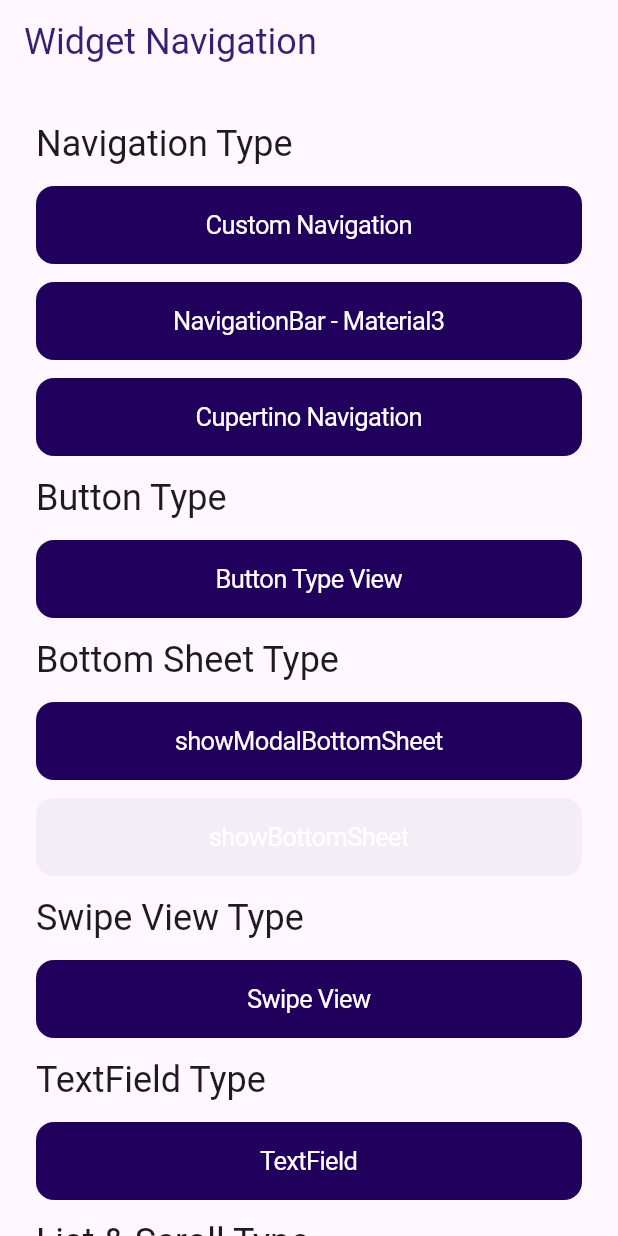
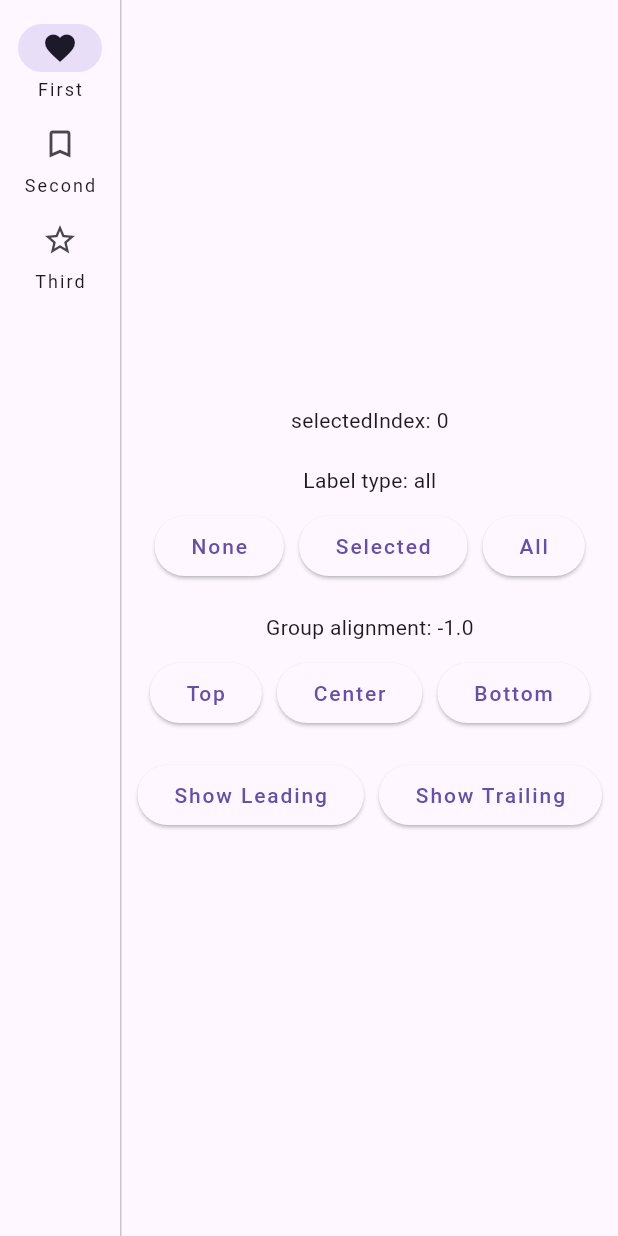
Before and after one commit to techighpark/flutter-starter-pack, a Flutter app: the screen it shows after launch, on a phone screen of 412 x 824 dp. Run offline on Flutter 3.47's test engine with Material 2 defaults, Android fonts, the phone set to English and light mode, and no system bars; our stand-ins replace flutter_riverpod, go_router, google_fonts.

Commit message:
widget of this week [NavigationRail], [Draggable], [DragTarget], [PhysicalModel]

```diff
--- /dev/null
+++ b/lib/features/others/navigation_rail_view.dart
@@ -0,0 +1,171 @@
+import 'package:flutter/material.dart';
+
+class NavigationRailView extends StatefulWidget {
+  static String routeUrl = '/nav-rail';
+  static String routeName = 'navRail';
+  const NavigationRailView({super.key});
+
+  @override
+  State<NavigationRailView> createState() => _NavigationRailViewState();
+}
+
+class _NavigationRailViewState extends State<NavigationRailView> {
+  int _selectedIndex = 0;
+  NavigationRailLabelType labelType = NavigationRailLabelType.all;
+  bool showLeading = false;
+  bool showTrailing = false;
+  double groupAlignment = -1.0;
+  @override
+  Widget build(BuildContext context) {
+    return Scaffold(
+      body: SafeArea(
+        child: Row(
+          children: <Widget>[
+            NavigationRail(
+              selectedIndex: _selectedIndex,
+              groupAlignment: groupAlignment,
+              onDestinationSelected: (int index) {
+                setState(() {
+                  _selectedIndex = index;
+                });
+              },
+              labelType: labelType,
+              leading: showLeading
+                  ? FloatingActionButton(
+                      elevation: 0,
+                      onPressed: () {
+                        // Add your onPressed code here!
+                      },
+                      child: const Icon(Icons.add),
+                    )
+                  : const SizedBox(),
+              trailing: showTrailing
+                  ? IconButton(
+                      onPressed: () {
+                        // Add your onPressed code here!
+                      },
+                      icon: const Icon(Icons.more_horiz_rounded),
+                    )
+                  : const SizedBox(),
+              destinations: const <NavigationRailDestination>[
+                NavigationRailDestination(
+                  icon: Icon(Icons.favorite_border),
+                  selectedIcon: Icon(Icons.favorite),
+                  label: Text('First'),
+                ),
+                NavigationRailDestination(
+                  icon: Icon(Icons.bookmark_border),
+                  selectedIcon: Icon(Icons.book),
+                  label: Text('Second'),
+                ),
+                NavigationRailDestination(
+                  icon: Icon(Icons.star_border),
+                  selectedIcon: Icon(Icons.star),
+                  label: Text('Third'),
+                ),
+              ],
+            ),
+            const VerticalDivider(thickness: 1, width: 1),
+            // This is the main content.
+            Expanded(
+              child: Column(
+                mainAxisAlignment: MainAxisAlignment.center,
+                children: <Widget>[
+                  Text('selectedIndex: $_selectedIndex'),
+                  const SizedBox(height: 20),
+                  Text('Label type: ${labelType.name}'),
+                  const SizedBox(height: 10),
+                  OverflowBar(
+                    spacing: 10.0,
+                    children: <Widget>[
+                      ElevatedButton(
+                        onPressed: () {
+                          setState(() {
+                            labelType = NavigationRailLabelType.none;
+                          });
+                        },
+                        child: const Text('None'),
+                      ),
+                      ElevatedButton(
+                        onPressed: () {
+                          setState(() {
+                            labelType = NavigationRailLabelType.selected;
+                          });
+                        },
+                        child: const Text('Selected'),
+                      ),
+                      ElevatedButton(
+                        onPressed: () {
+                          setState(() {
+                            labelType = NavigationRailLabelType.all;
+                          });
+                        },
+                        child: const Text('All'),
+                      ),
+                    ],
+                  ),
+                  const SizedBox(height: 20),
+                  Text('Group alignment: $groupAlignment'),
+                  const SizedBox(height: 10),
+                  OverflowBar(
+                    spacing: 10.0,
+                    children: <Widget>[
+                      ElevatedButton(
+                        onPressed: () {
+                          setState(() {
+                            groupAlignment = -1.0;
+                          });
+                        },
+                        child: const Text('Top'),
+                      ),
+                      ElevatedButton(
+                        onPressed: () {
+                          setState(() {
+                            groupAlignment = 0.0;
+                          });
+                        },
+                        child: const Text('Center'),
+                      ),
+                      ElevatedButton(
+                        onPressed: () {
+                          setState(() {
+                            groupAlignment = 1.0;
+                          });
+                        },
+                        child: const Text('Bottom'),
+                      ),
+                    ],
+                  ),
+                  const SizedBox(height: 20),
+                  OverflowBar(
+                    spacing: 10.0,
+                    children: <Widget>[
+                      ElevatedButton(
+                        onPressed: () {
+                          setState(() {
+                            showLeading = !showLeading;
+                          });
+                        },
+                        child:
+                            Text(showLeading ? 'Hide Leading' : 'Show Leading'),
+                      ),
+                      ElevatedButton(
+                        onPressed: () {
+                          setState(() {
+                            showTrailing = !showTrailing;
+                          });
+                        },
+                        child: Text(
+                            showTrailing ? 'Hide Trailing' : 'Show Trailing'),
+                      ),
+                    ],
+                  ),
+                ],
+              ),
+            ),
+          ],
+        ),
+      ),
+    );
+  }
+}
--- a/lib/features/widget_navigation/widgets/bottom_sheets/modal_bottom_sheet.dart
+++ b/lib/features/widget_navigation/widgets/bottom_sheets/modal_bottom_sheet.dart
@@ -1,5 +1,4 @@
 import 'package:dev_app_1/common/widgets/avatar.dart';
-import 'package:dev_app_1/common/widgets/form_text_field.dart';
 import 'package:dev_app_1/constants/gaps.dart';
 import 'package:dev_app_1/constants/sizes.dart';
 import 'package:flutter/cupertino.dart';
@@ -129,7 +128,7 @@ class _TechModalBottomSheetState extends State<TechModalBottomSheet> {
                   itemBuilder: (context, index) => Row(
                     crossAxisAlignment: CrossAxisAlignment.start,
                     children: [
-                      Avatar(),
+                      const Avatar(),
                       Gaps.h20,
                       Expanded(
                         child: Column(
@@ -205,7 +204,7 @@ class _TechModalBottomSheetState extends State<TechModalBottomSheet> {
                     ),
                     child: Row(
                       children: [
-                        Avatar(),
+                        const Avatar(),
                         Gaps.h20,
                         Expanded(
                           /// [contentPadding] 작은 값은 적용이 안되므로 TextField를 SizedBox로 감싸서 높이 지정해야한다.
--- a/lib/main.dart
+++ b/lib/main.dart
@@ -1,6 +1,5 @@
 import 'package:dev_app_1/constants/custom_color_schemes.g.dart';
 import 'package:dev_app_1/constants/text_theme.dart';
-import 'package:dev_app_1/features/authentication/views/sign_in_form_view.dart';
 import 'package:dev_app_1/router.dart';
 import 'package:flutter/material.dart';
 import 'package:flutter/services.dart';
--- a/lib/router.dart
+++ b/lib/router.dart
@@ -4,14 +4,28 @@ import 'package:dev_app_1/features/main_navigation/views/tech_navigation_view.da
 import 'package:dev_app_1/features/main_navigation/views/tech_material_navigation_view.dart';
 import 'package:dev_app_1/features/main_navigation/views/tech_cupertino_tab_bar_view.dart';
 import 'package:dev_app_1/features/onboarding/views/tech_single_child_scroll_view.dart';
+import 'package:dev_app_1/features/others/navigation_rail_view.dart';
+import 'package:dev_app_1/features/others/other_page_view.dart';
+import 'package:dev_app_1/features/others/other_page_view.dart';
+import 'package:dev_app_1/features/others/other_page_view.dart';
 import 'package:dev_app_1/features/widget_navigation/tech_widget_list_navigation.dart';
 import 'package:flutter_riverpod/flutter_riverpod.dart';
 import 'package:go_router/go_router.dart';
 
 final routerProvider = Provider(
   (ref) => GoRouter(
-    initialLocation: '/widgetnav',
+    initialLocation: '/nav-rail',
     routes: [
+      GoRoute(
+        path: NavigationRailView.routeUrl,
+        name: NavigationRailView.routeName,
+        builder: (context, state) => const NavigationRailView(),
+      ),
+      GoRoute(
+        path: OtherPageView.routeUrl,
+        name: OtherPageView.routeName,
+        builder: (context, state) => const OtherPageView(),
+      ),
       GoRoute(
         path: SignInFormView.routeUrl,
         name: SignInFormView.routeName,
```
Also changed, not shown: lib/features/others/other_page_view.dart (added, +110 -0 lines), lib/features/widget_navigation/tech_widget_list_navigation.dart (+9 -0 lines), pubspec.lock, 2 other files.
